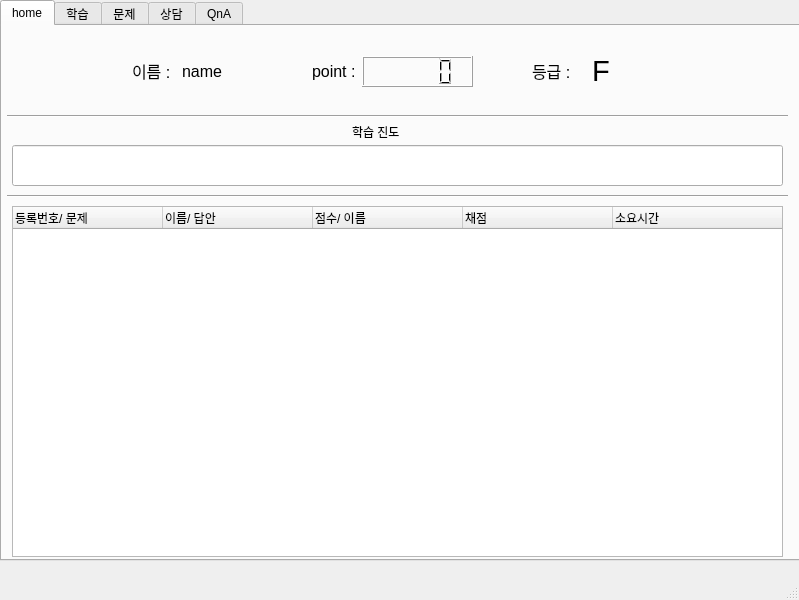
The window that main.ui (ChoiJiHyeok/APIproject) describes before a commit, drawn with Qt 5.
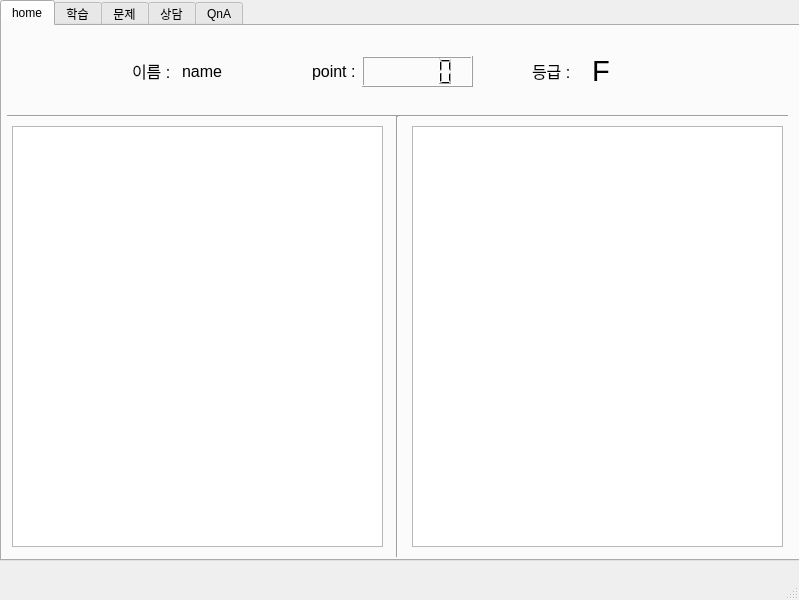
The same window after the commit. The open tabs and pages were chosen to show the change.

Commit message: 2023.02.11 16:01 지혁수정

```diff
--- a/main.ui
+++ b/main.ui
@@ -361,91 +361,35 @@
        <widget class="Line" name="line_12">
         <property name="geometry">
          <rect>
-          <x>5</x>
-          <y>160</y>
-          <width>781</width>
-          <height>20</height>
+          <x>385</x>
+          <y>90</y>
+          <width>20</width>
+          <height>441</height>
          </rect>
         </property>
         <property name="orientation">
-         <enum>Qt::Horizontal</enum>
+         <enum>Qt::Vertical</enum>
         </property>
        </widget>
-       <widget class="QLineEdit" name="sle_h_progress">
+       <widget class="QTableWidget" name="stw_h_score">
         <property name="geometry">
          <rect>
-          <x>10</x>
-          <y>119</y>
-          <width>771</width>
-          <height>41</height>
+          <x>410</x>
+          <y>100</y>
+          <width>371</width>
+          <height>421</height>
          </rect>
         </property>
        </widget>
-       <widget class="QTreeWidget" name="stw_h_score">
+       <widget class="QTableWidget" name="stw_h_progress">
         <property name="geometry">
          <rect>
           <x>10</x>
-          <y>180</y>
-          <width>771</width>
-          <height>351</height>
-         </rect>
-        </property>
-        <property name="editTriggers">
-         <set>QAbstractItemView::NoEditTriggers</set>
-        </property>
-        <attribute name="headerCascadingSectionResizes">
-         <bool>false</bool>
-        </attribute>
-        <attribute name="headerDefaultSectionSize">
-         <number>150</number>
-        </attribute>
-        <attribute name="headerHighlightSections">
-         <bool>true</bool>
-        </attribute>
-        <attribute name="headerShowSortIndicator" stdset="0">
-         <bool>false</bool>
-        </attribute>
-        <attribute name="headerStretchLastSection">
-         <bool>true</bool>
-        </attribute>
-        <column>
-         <property name="text">
-          <string>등록번호/ 문제</string>
-         </property>
-        </column>
-        <column>
-         <property name="text">
-          <string>이름/ 답안</string>
-         </property>
-        </column>
-        <column>
-         <property name="text">
-          <string>점수/ 이름</string>
-         </property>
-        </column>
-        <column>
-         <property name="text">
-          <string>채점</string>
-         </property>
-        </column>
-        <column>
-         <property name="text">
-          <string>소요시간</string>
-         </property>
-        </column>
-       </widget>
-       <widget class="QLabel" name="label_8">
-        <property name="geometry">
-         <rect>
-          <x>350</x>
           <y>100</y>
-          <width>56</width>
-          <height>12</height>
+          <width>371</width>
+          <height>421</height>
          </rect>
         </property>
-        <property name="text">
-         <string>학습 진도</string>
-        </property>
        </widget>
       </widget>
       <widget class="QWidget" name="tab_2">
@@ -597,6 +541,48 @@
           <height>192</height>
          </rect>
         </property>
+        <attribute name="horizontalHeaderStretchLastSection">
+         <bool>true</bool>
+        </attribute>
+       </widget>
+       <widget class="QTableWidget" name="stw_test">
+        <property name="geometry">
+         <rect>
+          <x>150</x>
+          <y>0</y>
+          <width>571</width>
+          <height>331</height>
+         </rect>
+        </property>
+        <property name="editTriggers">
+         <set>QAbstractItemView::NoEditTriggers</set>
+        </property>
+        <attribute name="horizontalHeaderStretchLastSection">
+         <bool>false</bool>
+        </attribute>
+       </widget>
+       <widget class="QLabel" name="label_8">
+        <property name="geometry">
+         <rect>
+          <x>20</x>
+          <y>40</y>
+          <width>91</width>
+          <height>16</height>
+         </rect>
+        </property>
+        <property name="text">
+         <string>문제유형 선택</string>
+        </property>
+       </widget>
+       <widget class="QComboBox" name="quiz_type_box">
+        <property name="geometry">
+         <rect>
+          <x>10</x>
+          <y>70</y>
+          <width>91</width>
+          <height>21</height>
+         </rect>
+        </property>
        </widget>
       </widget>
       <widget class="QWidget" name="tab_4">
```
Left out of the diff: 103 changed lines with no effect on the pictures. The commit also changes 2 other files.
